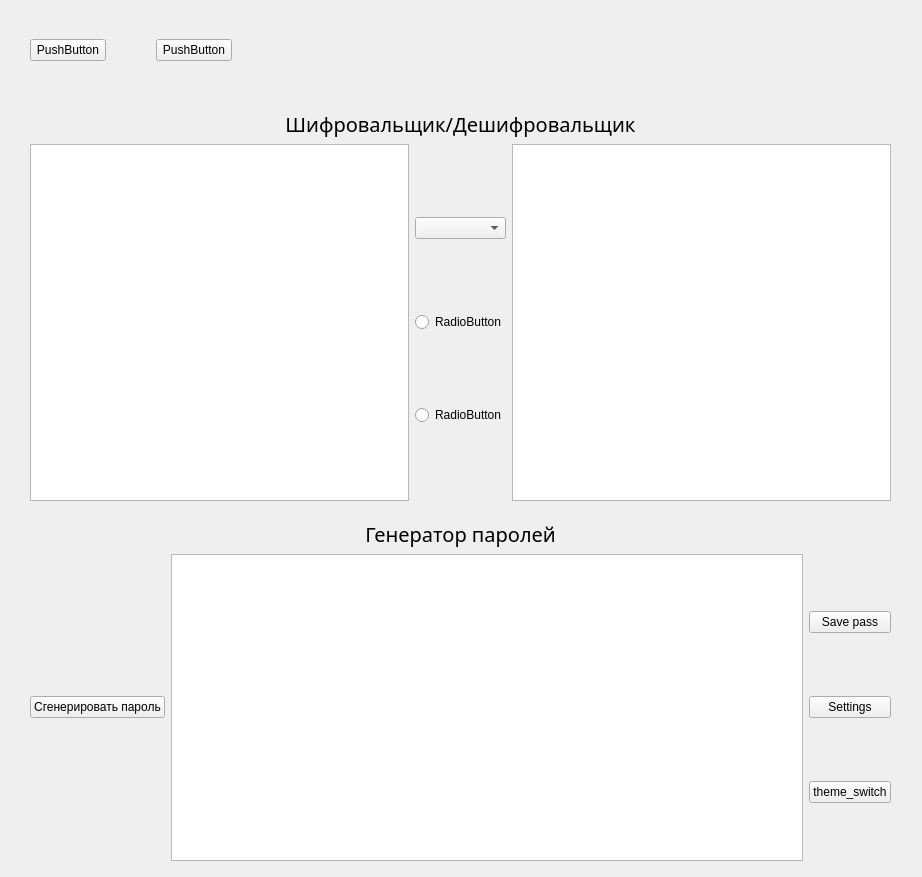
Before: the Qt Designer form ui.ui in PossessedCoder/LyceumProject, drawn with Qt 5.
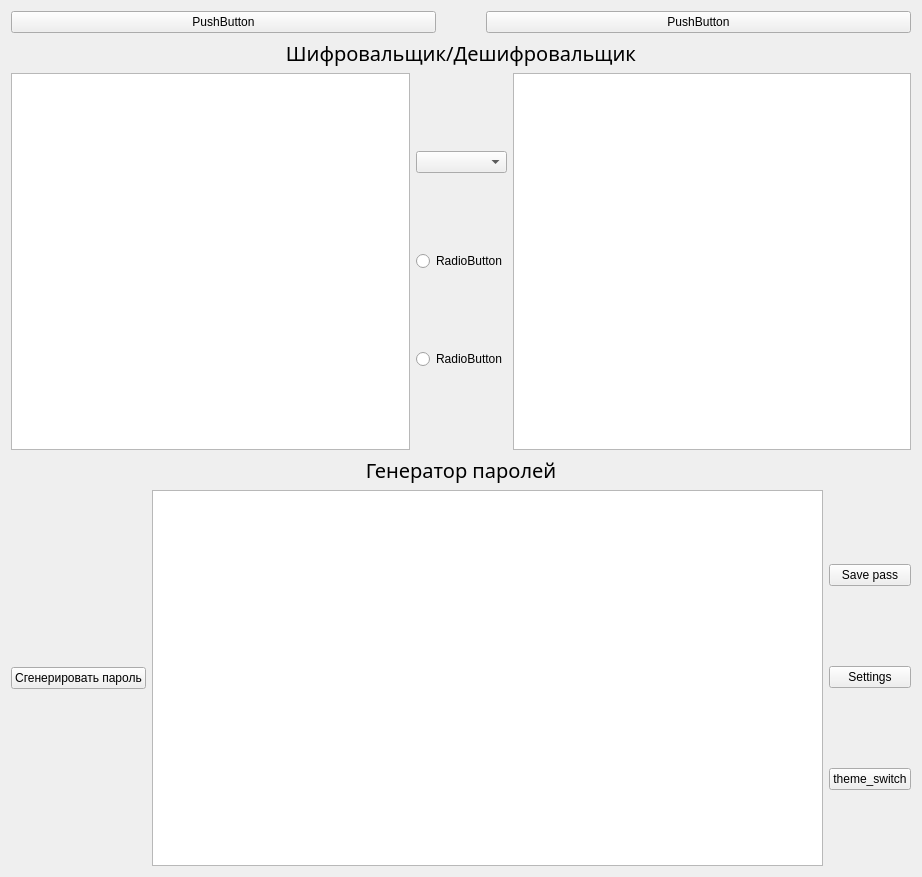
After: the same form once the commit is applied. Icons and pictures are not drawn.

The edit to the form file:
```diff
--- a/ui.ui
+++ b/ui.ui
@@ -13,15 +13,8 @@
   <property name="windowTitle">
    <string>Form</string>
   </property>
-  <widget class="QWidget" name="horizontalLayoutWidget">
-   <property name="geometry">
-    <rect>
-     <x>30</x>
-     <y>10</y>
-     <width>202</width>
-     <height>80</height>
-    </rect>
-   </property>
+  <layout class="QVBoxLayout" name="verticalLayout">
+   <item>
    <layout class="QHBoxLayout" name="horizontalLayout_2">
     <property name="spacing">
      <number>50</number>
@@ -47,16 +40,8 @@
      </widget>
     </item>
    </layout>
-  </widget>
-  <widget class="QWidget" name="verticalLayoutWidget_3">
-   <property name="geometry">
-    <rect>
-     <x>30</x>
-     <y>110</y>
-     <width>861</width>
-     <height>391</height>
-    </rect>
-   </property>
+   </item>
+   <item>
    <layout class="QVBoxLayout" name="verticalLayout_4">
     <item>
      <widget class="QLabel" name="enc_dec_label">
@@ -123,16 +108,8 @@
      </layout>
     </item>
    </layout>
-  </widget>
-  <widget class="QWidget" name="verticalLayoutWidget_4">
-   <property name="geometry">
-    <rect>
-     <x>30</x>
-     <y>520</y>
-     <width>861</width>
-     <height>341</height>
-    </rect>
-   </property>
+   </item>
+   <item>
    <layout class="QVBoxLayout" name="verticalLayout_5">
     <item>
      <widget class="QLabel" name="password_gen_label">
@@ -194,7 +171,8 @@
      </layout>
     </item>
    </layout>
-  </widget>
+   </item>
+  </layout>
  </widget>
  <resources/>
  <connections/>
```
Lines whose indentation alone changed are shown as unchanged.
